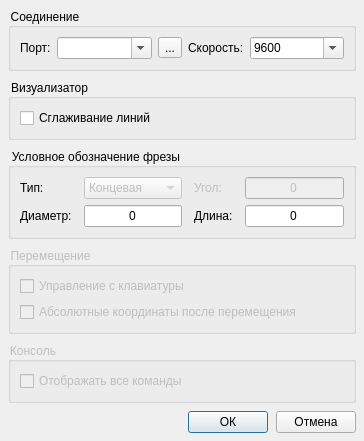
This is frmsettings.ui in Denvi/Candle as Qt 5 draws it before an edit. The edited form follows.
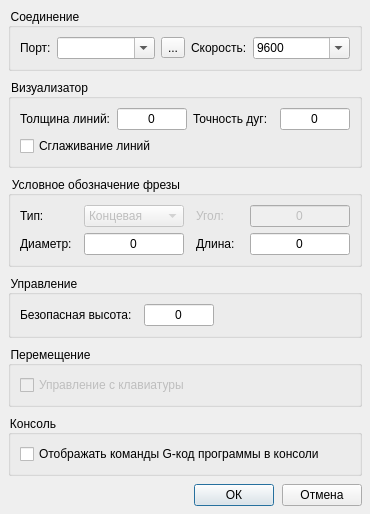
This is the edited form. Icons and pictures are not drawn.

```diff
--- a/frmsettings.ui
+++ b/frmsettings.ui
@@ -6,8 +6,8 @@
    <rect>
     <x>0</x>
     <y>0</y>
-    <width>364</width>
-    <height>399</height>
+    <width>370</width>
+    <height>467</height>
    </rect>
   </property>
   <property name="sizePolicy">
@@ -133,7 +133,65 @@
      <property name="title">
       <string>Визуализатор</string>
      </property>
-     <layout class="QHBoxLayout" name="horizontalLayout_3">
+     <layout class="QVBoxLayout" name="verticalLayout_5">
+      <item>
+       <layout class="QHBoxLayout" name="horizontalLayout_5">
+        <item>
+         <widget class="QLabel" name="label_5">
+          <property name="text">
+           <string>Толщина линий:</string>
+          </property>
+         </widget>
+        </item>
+        <item>
+         <widget class="QLineEdit" name="txtLineWidth">
+          <property name="maximumSize">
+           <size>
+            <width>70</width>
+            <height>16777215</height>
+           </size>
+          </property>
+          <property name="whatsThis">
+           <string>Толщина основных линий в пикселах</string>
+          </property>
+          <property name="text">
+           <string>0</string>
+          </property>
+          <property name="alignment">
+           <set>Qt::AlignCenter</set>
+          </property>
+         </widget>
+        </item>
+        <item>
+         <widget class="QLabel" name="label_6">
+          <property name="text">
+           <string>Точность дуг:</string>
+          </property>
+         </widget>
+        </item>
+        <item>
+         <widget class="QLineEdit" name="txtArcPrecision">
+          <property name="maximumSize">
+           <size>
+            <width>70</width>
+            <height>16777215</height>
+           </size>
+          </property>
+          <property name="whatsThis">
+           <string>Длина отрезков апроксимирующих дугу.
+Укажите значение 0 для автоматического 
+выбора оптимальной длины.</string>
+          </property>
+          <property name="text">
+           <string>0</string>
+          </property>
+          <property name="alignment">
+           <set>Qt::AlignCenter</set>
+          </property>
+         </widget>
+        </item>
+       </layout>
+      </item>
       <item>
        <widget class="QCheckBox" name="chkAntialiasing">
         <property name="text">
@@ -255,37 +313,82 @@
      </layout>
     </widget>
    </item>
+   <item>
+    <widget class="QGroupBox" name="groupBox_6">
+     <property name="title">
+      <string>Управление</string>
+     </property>
+     <layout class="QVBoxLayout" name="verticalLayout_6">
+      <item>
+       <layout class="QHBoxLayout" name="horizontalLayout_7">
+        <property name="spacing">
+         <number>12</number>
+        </property>
+        <item>
+         <widget class="QLabel" name="label_9">
+          <property name="text">
+           <string>Безопасная высота:</string>
+          </property>
+         </widget>
+        </item>
+        <item>
+         <widget class="QLineEdit" name="txtSafeZ">
+          <property name="maximumSize">
+           <size>
+            <width>70</width>
+            <height>16777215</height>
+           </size>
+          </property>
+          <property name="whatsThis">
+           <string>Безопасная высота по Z в мм.</string>
+          </property>
+          <property name="text">
+           <string>0</string>
+          </property>
+          <property name="alignment">
+           <set>Qt::AlignCenter</set>
+          </property>
+         </widget>
+        </item>
+        <item>
+         <spacer name="horizontalSpacer_2">
+          <property name="orientation">
+           <enum>Qt::Horizontal</enum>
+          </property>
+          <property name="sizeHint" stdset="0">
+           <size>
+            <width>40</width>
+            <height>20</height>
+           </size>
+          </property>
+         </spacer>
+        </item>
+       </layout>
+      </item>
+     </layout>
+    </widget>
+   </item>
    <item>
     <widget class="QGroupBox" name="groupBox_2">
-     <property name="enabled">
-      <bool>false</bool>
-     </property>
      <property name="title">
       <string>Перемещение</string>
      </property>
      <layout class="QVBoxLayout" name="verticalLayout_2">
       <item>
        <widget class="QCheckBox" name="checkBox">
+        <property name="enabled">
+         <bool>false</bool>
+        </property>
         <property name="text">
          <string>Управление с клавиатуры</string>
         </property>
        </widget>
       </item>
-      <item>
-       <widget class="QCheckBox" name="checkBox_2">
-        <property name="text">
-         <string>Абсолютные координаты после перемещения</string>
-        </property>
-       </widget>
-      </item>
      </layout>
     </widget>
    </item>
    <item>
     <widget class="QGroupBox" name="groupBox_3">
-     <property name="enabled">
-      <bool>false</bool>
-     </property>
      <property name="title">
       <string>Консоль</string>
      </property>
@@ -299,7 +402,7 @@
          </sizepolicy>
         </property>
         <property name="text">
-         <string>Отображать все команды</string>
+         <string>Отображать команды G-код программы в консоли</string>
         </property>
        </widget>
       </item>
```
Left out of the diff: 10 changed lines with no effect on the pictures.
